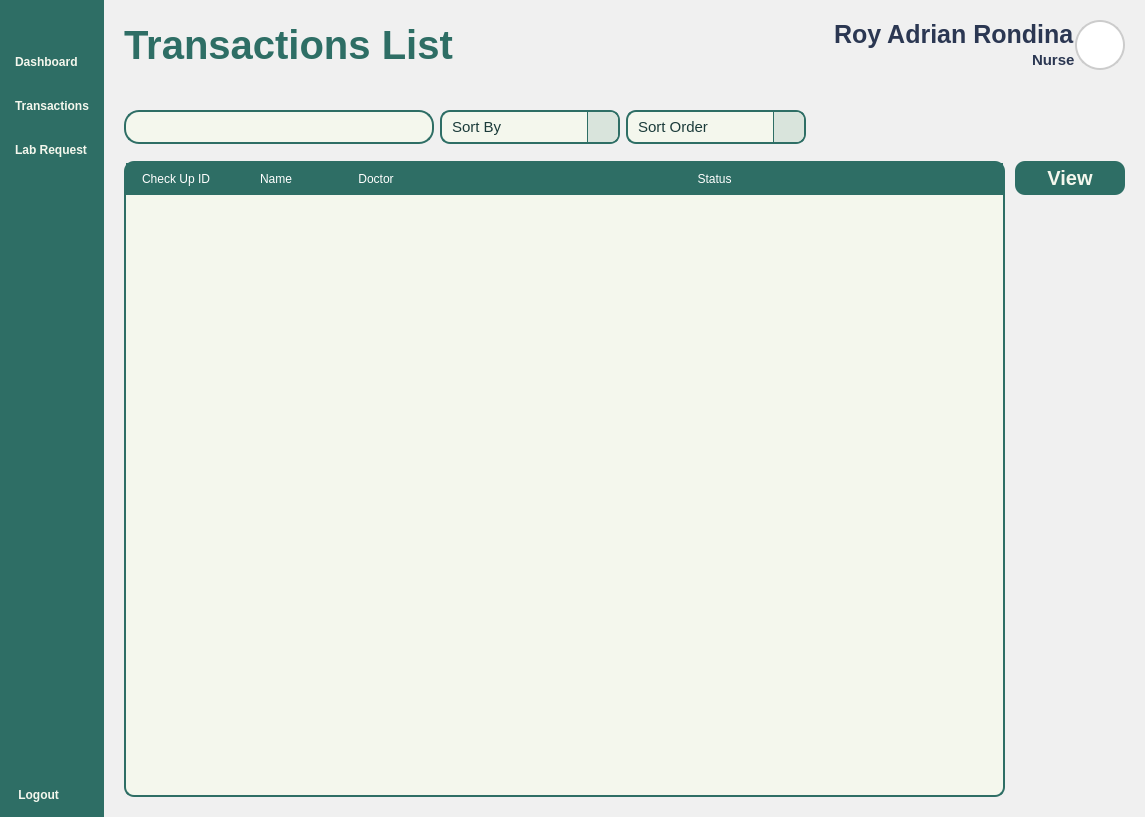
This is Views/Staff_Transactions.ui in VinsmokeSanji69/COVACHA_CLINIC_SYSTEM as Qt 5 draws it before an edit. The edited form follows.
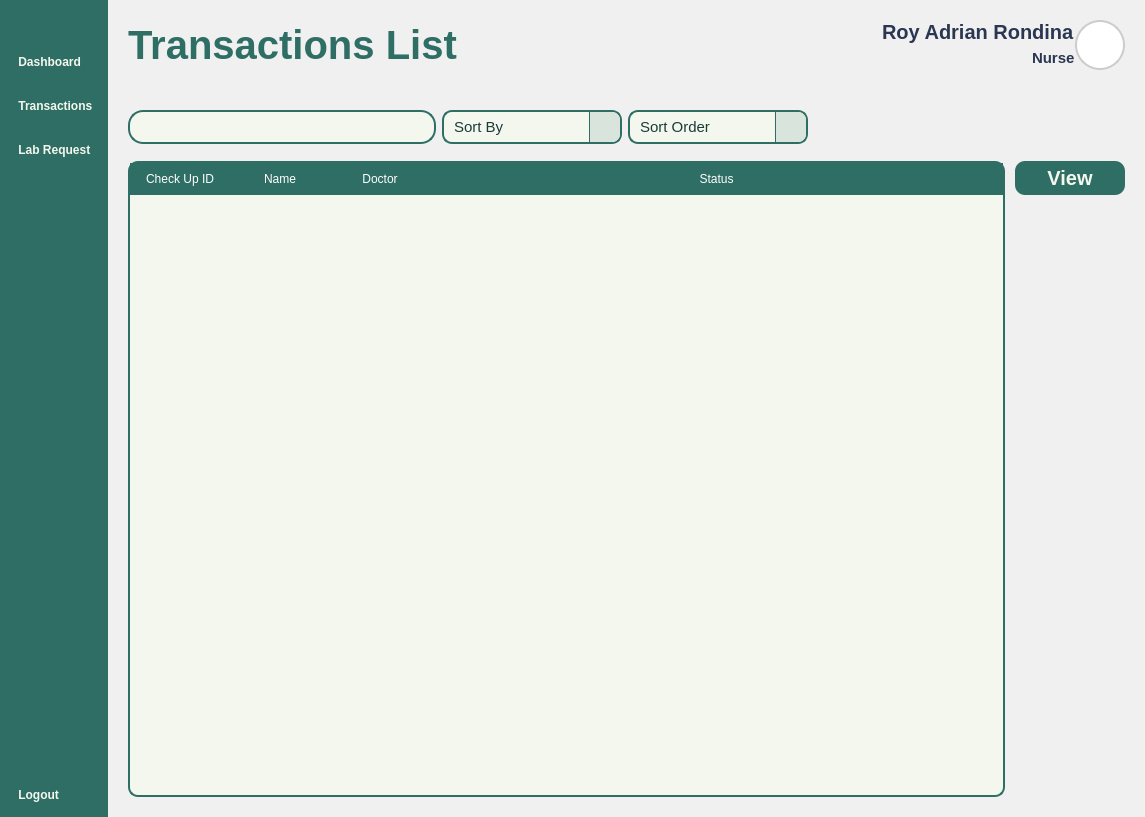
This is the edited form. Icons and pictures are not drawn.

```diff
--- a/Views/Staff_Transactions.ui
+++ b/Views/Staff_Transactions.ui
@@ -127,7 +127,7 @@
         <item>
          <widget class="QPushButton" name="DashboardButton">
           <property name="text">
-           <string>Dashboard</string>
+           <string> Dashboard</string>
           </property>
           <property name="icon">
            <iconset resource="../Images/resources.qrc">
@@ -149,7 +149,7 @@
 }</string>
           </property>
           <property name="text">
-           <string>Transactions</string>
+           <string> Transactions</string>
           </property>
           <property name="icon">
            <iconset resource="../Images/resources.qrc">
@@ -166,7 +166,7 @@
         <item>
          <widget class="QPushButton" name="LabButton">
           <property name="text">
-           <string>Lab Request</string>
+           <string> Lab Request</string>
           </property>
           <property name="icon">
            <iconset resource="../Images/resources.qrc">
@@ -246,7 +246,7 @@
 }
 #UserName_2 {
 	font: 600 10pt &quot;Lexend SemiBold&quot;;
-	font-size: 25px;
+	font-size: 20px;
 	color: #2B3752;
 }
 #InterfaceTitle{
@@ -545,9 +545,6 @@
                <property name="bottomMargin">
                 <number>5</number>
                </property>
-               <item>
-                <widget class="QLineEdit" name="Search"/>
-               </item>
                <item>
                 <widget class="QPushButton" name="SearchButton">
                  <property name="text">
@@ -565,6 +562,9 @@
                  </property>
                 </widget>
                </item>
+               <item>
+                <widget class="QLineEdit" name="Search"/>
+               </item>
               </layout>
              </widget>
             </item>
@@ -758,8 +758,8 @@
                 <rect>
                  <x>0</x>
                  <y>0</y>
-                 <width>745</width>
-                 <height>631</height>
+                 <width>688</width>
+                 <height>634</height>
                 </rect>
                </property>
                <layout class="QVBoxLayout" name="verticalLayout_2">
```
